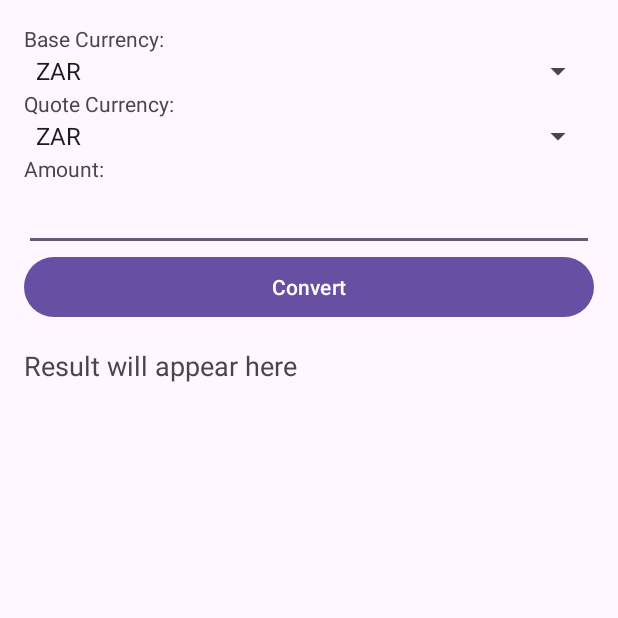
After one commit to ST10268917/Flourish-Budgeting-App, an Android app: the CurrencyConverterActivity screen opened directly, with no data from a screen before it, on a phone screen of 412 x 824 dp, the top half of it. The commit adds this screen. Run offline under Robolectric (Android 15) with nearby library versions, the phone set to English and light mode, and no system bars.

Commit message:
Add currency converter

```diff
--- a/app/build.gradle.kts
+++ b/app/build.gradle.kts
@@ -35,6 +35,10 @@ android {
 
         println("🔍 SUPABASE_URL: $supabaseUrl")
         println("🔍 SUPABASE_KEY: ${supabaseKey.take(10)}...")
+
+        val exchangeRateApiKey: String = localProperties.getProperty("EXCHANGERATE_API_KEY") ?: ""
+        buildConfigField("String", "EXCHANGERATE_API_KEY", "\"${exchangeRateApiKey}\"")
+        println("🔍 EXCHANGERATE_API_KEY: ${exchangeRateApiKey.take(10)}...")
     }
 
     buildFeatures {
--- /dev/null
+++ b/app/src/main/java/com/aj/flourish/CurrencyConverterActivity.kt
@@ -0,0 +1,89 @@
+package com.aj.flourish
+
+import android.os.Bundle
+import android.util.Log
+import android.widget.*
+import androidx.appcompat.app.AppCompatActivity
+import com.aj.flourish.network.ExchangeRateResponse
+import com.aj.flourish.network.RetrofitClient
+import retrofit2.Call
+import retrofit2.Callback
+import retrofit2.Response
+
+class CurrencyConverterActivity : AppCompatActivity() {
+    private val TAG = "CurrencyConverter"
+
+    override fun onCreate(savedInstanceState: Bundle?) {
+        super.onCreate(savedInstanceState)
+        setContentView(R.layout.activity_currency_converter)
+
+        val baseCurrencySpinner: Spinner = findViewById(R.id.spinner_base_currency)
+        val quoteCurrencySpinner: Spinner = findViewById(R.id.spinner_quote_currency)
+        val amountEditText: EditText = findViewById(R.id.edit_text_amount)
+        val convertButton: Button = findViewById(R.id.button_convert)
+        val resultTextView: TextView = findViewById(R.id.text_view_result)
+
+        val currencies = listOf("ZAR", "USD", "GBP", "EUR")
+        val adapter = ArrayAdapter(
+            this,
+            android.R.layout.simple_spinner_item,
+            currencies
+        ).also { it.setDropDownViewResource(android.R.layout.simple_spinner_dropdown_item) }
+
+        baseCurrencySpinner.adapter = adapter
+        quoteCurrencySpinner.adapter = adapter
+
+        convertButton.setOnClickListener {
+            val baseCurrency = baseCurrencySpinner.selectedItem.toString()
+            val quoteCurrency = quoteCurrencySpinner.selectedItem.toString()
+            val amountText = amountEditText.text.toString()
+
+            if (amountText.isNotEmpty()) {
+                val amount = amountText.toDouble()
+                fetchExchangeRate(baseCurrency, quoteCurrency, amount, resultTextView)
+            } else {
+                resultTextView.text = "Please enter an amount."
+            }
+        }
+    }
+
+    private fun fetchExchangeRate(
+        baseCurrency: String,
+        quoteCurrency: String,
+        amount: Double,
+        resultTextView: TextView
+    ) {
+        val call = RetrofitClient.instance.getExchangeRates(
+            BuildConfig.EXCHANGERATE_API_KEY,
+            baseCurrency
+        )
+        Log.d(TAG, "API Key: ${BuildConfig.EXCHANGERATE_API_KEY}")
+
+        call.enqueue(object : Callback<ExchangeRateResponse> {
+            override fun onResponse(
+                call: Call<ExchangeRateResponse>,
+                response: Response<ExchangeRateResponse>
+            ) {
+                if (response.isSuccessful) {
+                    val exchangeRateResponse = response.body()
+                    exchangeRateResponse?.let {
+                        val rate = it.conversion_rates[quoteCurrency]
+                        if (rate != null) {
+                            val convertedAmount = amount * rate
+                            resultTextView.text =
+                                "$amount $baseCurrency = ${"%.2f".format(convertedAmount)} $quoteCurrency"
+                        } else {
+                            resultTextView.text = "Currency not found."
+                        }
+                    }
+                } else {
+                    resultTextView.text = "Conversion failed: ${response.code()}"
+                }
+            }
+
+            override fun onFailure(call: Call<ExchangeRateResponse>, t: Throwable) {
+                resultTextView.text = "Error: ${t.localizedMessage}"
+            }
+        })
+    }
+}
--- /dev/null
+++ b/app/src/main/res/layout/activity_currency_converter.xml
@@ -0,0 +1,58 @@
+<?xml version="1.0" encoding="utf-8"?>
+<LinearLayout xmlns:android="http://schemas.android.com/apk/res/android"
+    android:orientation="vertical"
+    android:padding="16dp"
+    android:layout_width="match_parent"
+    android:layout_height="match_parent">
+
+    <!-- Base currency spinner -->
+    <TextView
+        android:layout_width="wrap_content"
+        android:layout_height="wrap_content"
+        android:text="Base Currency:" />
+
+    <Spinner
+        android:id="@+id/spinner_base_currency"
+        android:layout_width="match_parent"
+        android:layout_height="wrap_content" />
+
+    <!-- Quote currency spinner -->
+    <TextView
+        android:layout_width="wrap_content"
+        android:layout_height="wrap_content"
+        android:text="Quote Currency:" />
+
+    <Spinner
+        android:id="@+id/spinner_quote_currency"
+        android:layout_width="match_parent"
+        android:layout_height="wrap_content" />
+
+    <!-- Amount input -->
+    <TextView
+        android:layout_width="wrap_content"
+        android:layout_height="wrap_content"
+        android:text="Amount:" />
+
+    <EditText
+        android:id="@+id/edit_text_amount"
+        android:layout_width="match_parent"
+        android:layout_height="wrap_content"
+        android:inputType="numberDecimal" />
+
+    <!-- Button to convert -->
+    <Button
+        android:id="@+id/button_convert"
+        android:layout_width="match_parent"
+        android:layout_height="wrap_content"
+        android:text="Convert" />
+
+    <!-- TextView to show result -->
+    <TextView
+        android:id="@+id/text_view_result"
+        android:layout_width="wrap_content"
+        android:layout_height="wrap_content"
+        android:text="Result will appear here"
+        android:paddingTop="16dp"
+        android:textSize="18sp" />
+
+</LinearLayout>
```
Also changed, not shown: app/src/main/AndroidManifest.xml (+6 -8 lines), app/src/main/java/com/aj/flourish/Dashboard.kt (+6 -1 lines), app/src/main/java/com/aj/flourish/network/ExchangeRateApiService.kt (added, +13 -0 lines), app/src/main/java/com/aj/flourish/network/ExchangeRateResponse.kt (added, +8 -0 lines), app/src/main/java/com/aj/flourish/network/RetrofitClient.kt (added, +16 -0 lines), app/src/main/res/layout/activity_dashboard.xml (+15 -0 lines).
